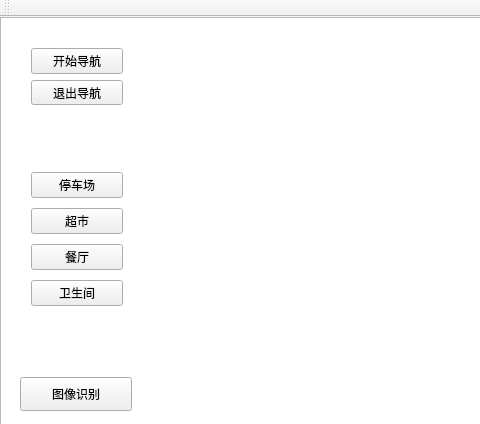
The window that Data_Structure_project4/Data_Structure_project4.ui (future-xy/Data_Structure_project4) describes before a commit, drawn with Qt 5; both pictures show x 0 to 480 and y 0 to 424 of the 1280 by 720 pixel window.
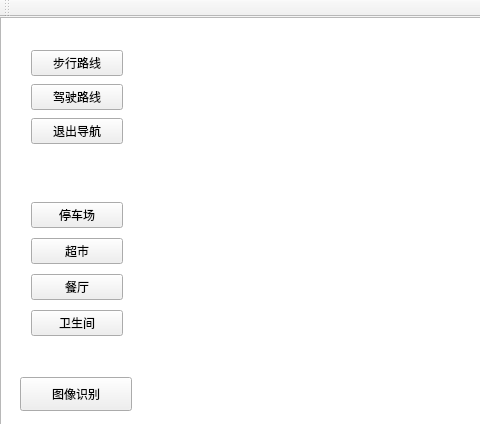
The same window after the commit.

What changed in the file:
```diff
--- a/Data_Structure_project4/Data_Structure_project4.ui
+++ b/Data_Structure_project4/Data_Structure_project4.ui
@@ -54,7 +54,7 @@
     <property name="geometry">
      <rect>
       <x>20</x>
-      <y>140</y>
+      <y>170</y>
       <width>114</width>
       <height>165</height>
      </rect>
@@ -90,20 +90,27 @@
      </item>
     </layout>
    </widget>
-   <widget class="QWidget" name="layoutWidget">
+   <widget class="QWidget" name="">
     <property name="geometry">
      <rect>
       <x>20</x>
       <y>20</y>
       <width>114</width>
-      <height>79</height>
+      <height>122</height>
      </rect>
     </property>
     <layout class="QVBoxLayout" name="verticalLayout">
      <item>
       <widget class="QPushButton" name="Navigation">
        <property name="text">
-        <string>开始导航</string>
+        <string>步行路线</string>
+       </property>
+      </widget>
+     </item>
+     <item>
+      <widget class="QPushButton" name="Driving_Navigation">
+       <property name="text">
+        <string>驾驶路线</string>
        </property>
       </widget>
      </item>
```
Left out of the diff: 2 changed lines with no effect on the pictures.
